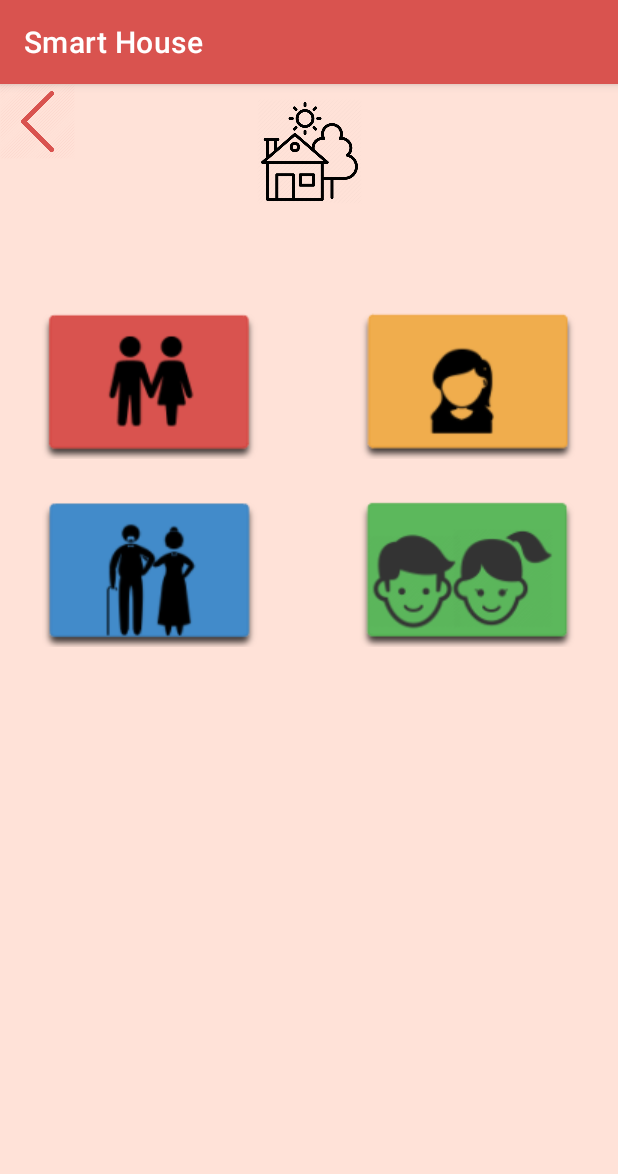
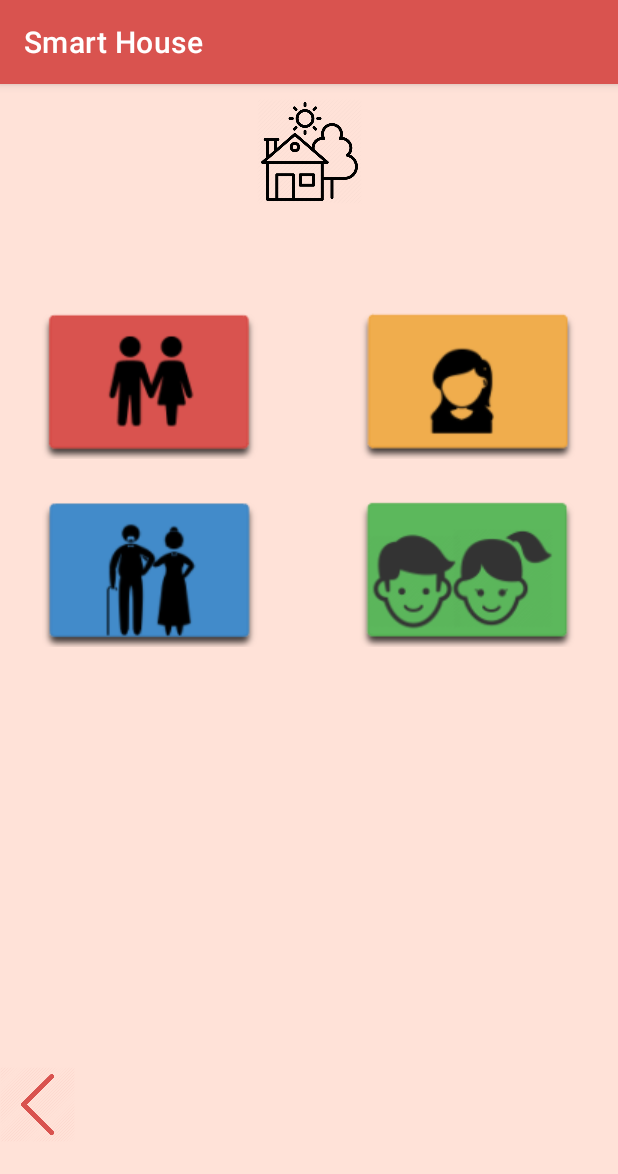
Before and after one commit to michneaionuc/ECHIPA_13_PIU_2020, an Android app: the screen it shows after launch (MainActivity), on a phone screen of 412 x 824 dp. Shown: the top 1174 px of the screen. Run offline under Robolectric (Android 15) with nearby library versions, the phone set to English and light mode, and no system bars.

Commit message:
add back button and redirect to map/home page

```diff
--- a/app/src/main/java/com/example/smarthouse/LoginActivity.kt
+++ b/app/src/main/java/com/example/smarthouse/LoginActivity.kt
@@ -48,4 +48,10 @@ class LoginActivity : AppCompatActivity() {
             }
         }
     }
+
+    //back to home page
+    fun back(view: View) {
+        val intent = Intent(this, MainActivity::class.java)
+        startActivity(intent)
+    }
 }
--- a/app/src/main/res/layout/activity_main.xml
+++ b/app/src/main/res/layout/activity_main.xml
@@ -62,11 +62,11 @@
         android:id="@+id/back_button"
         android:layout_width="50dp"
         android:layout_height="50dp"
-        android:layout_marginTop="100dp"
+        android:layout_marginTop="280dp"
         android:background="@drawable/back_icon"
         android:onClick="showMap"
         android:textColor="@color/primary_burgundy"
-        app:layout_constraintTop_toBottomOf="@id/forgot_pin" />
+        app:layout_constraintTop_toBottomOf="@id/grandparents_Button" />
 
 
 </androidx.constraintlayout.widget.ConstraintLayout>
```
Also changed, not shown: app/src/main/res/layout/login_page.xml (+10 -0 lines).
